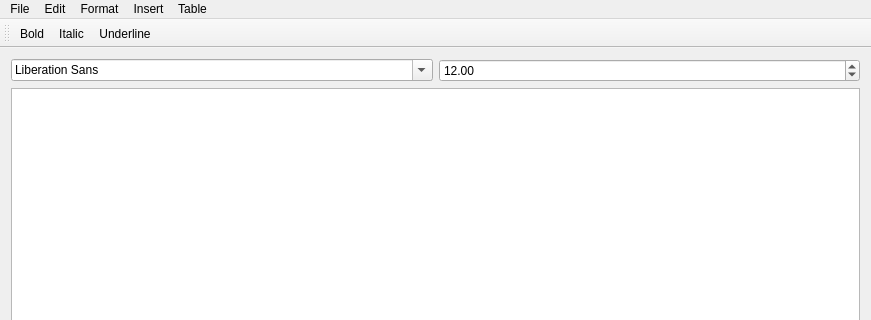
vicr123/theDocument, file mainwindow.ui: the form before one commit; both pictures show x 0 to 871 and y 0 to 320 of the 871 by 622 pixel window.
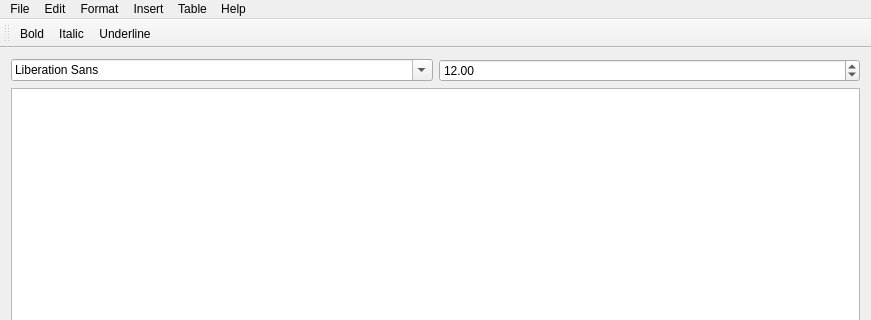
The form after the commit. Icons and pictures are not drawn.

```diff
--- a/mainwindow.ui
+++ b/mainwindow.ui
@@ -152,11 +152,18 @@
     </property>
     <addaction name="actionInsert_Table"/>
    </widget>
+   <widget class="QMenu" name="menuHelp">
+    <property name="title">
+     <string>Help</string>
+    </property>
+    <addaction name="actionAbout"/>
+   </widget>
    <addaction name="menuFile"/>
    <addaction name="menuEdit"/>
    <addaction name="menuFormat"/>
    <addaction name="menuInsert"/>
    <addaction name="menuTable"/>
+   <addaction name="menuHelp"/>
   </widget>
   <action name="actionNew">
    <property name="text">
```
Left out of the diff: 28 changed lines with no effect on the pictures.
